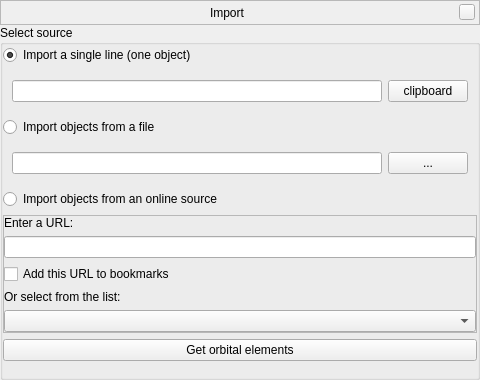
The window that plugins/CometsAsteroidsImporter/src/gui/importWindow.ui (519984307/stellarium_src) describes before a commit, drawn with Qt 5.
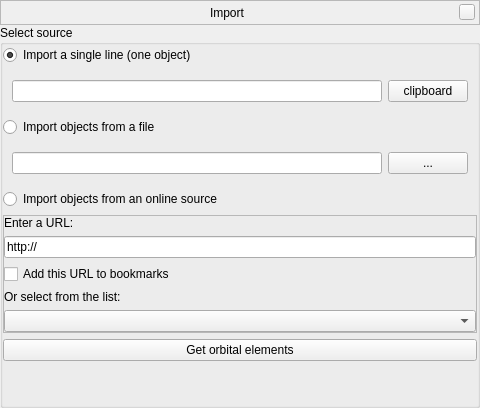
The same window after the commit. Custom widgets are drawn as their Qt base class.

```diff
--- a/plugins/CometsAsteroidsImporter/src/gui/importWindow.ui
+++ b/plugins/CometsAsteroidsImporter/src/gui/importWindow.ui
@@ -8,7 +8,7 @@
     <x>0</x>
     <y>0</y>
     <width>480</width>
-    <height>380</height>
+    <height>408</height>
    </rect>
   </property>
   <layout class="QVBoxLayout" name="verticalLayout_2">
@@ -227,6 +227,9 @@
                <property name="inputMethodHints">
                 <set>Qt::ImhUrlCharactersOnly</set>
                </property>
+               <property name="text">
+                <string>http://</string>
+               </property>
               </widget>
              </item>
              <item>
```
Left out of the diff: 3 changed lines with no effect on the pictures.
